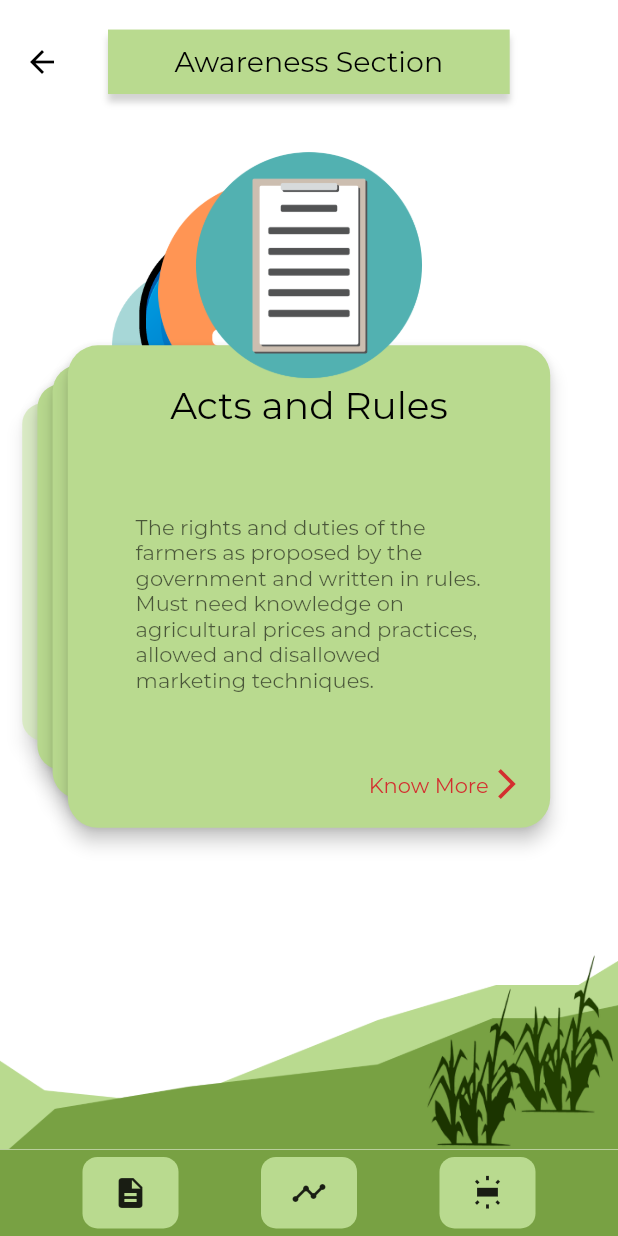
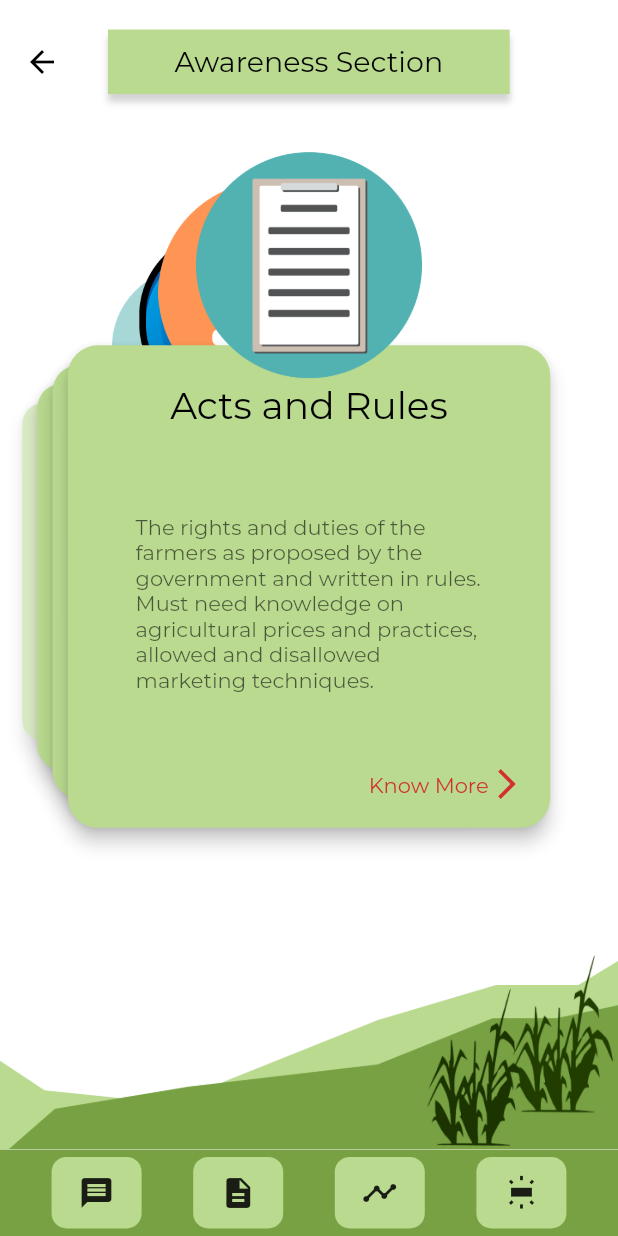
Before and after one commit to ik159/KrishiKadam, a Flutter app: the ActsnRules screen opened directly, after a tap on the "description" icon, on a phone screen of 412 x 824 dp. Run offline on Flutter 3.47's test engine with Material 2 defaults, Android fonts, the phone set to English and light mode, and no system bars; our stand-ins replace cloud_firestore, firebase_auth, firebase_core, flutter_swiper, google_fonts; missing offline and left inert: folding_cell; accounts and stored records are empty; statements that could not run were skipped.

Commit message:
newsfeed.dart added

```diff
--- a/lib/components/Home.dart
+++ b/lib/components/Home.dart
@@ -1,6 +1,7 @@
 import 'package:flutter/material.dart';
 import 'package:google_fonts/google_fonts.dart';
 import 'package:folding_cell/folding_cell.dart';
+import 'package:krishikadam/components/NewsFeed.dart';
 import 'Awareness_Section.dart';
 import 'Predictive_Analysis.dart';
 import 'profile_page.dart';
@@ -186,7 +187,7 @@ class HomePage extends StatelessWidget {
               onPressed: () {
                 Navigator.push(
                   context,
-                  MaterialPageRoute(builder: (context) => ProfilePage()),
+                  MaterialPageRoute(builder: (context) => NewsFeed()),
                 );
               },
               icon: Icon(
--- /dev/null
+++ b/lib/components/NewsFeed.dart
@@ -0,0 +1,302 @@
+import 'package:cloud_firestore/cloud_firestore.dart';
+import 'package:firebase_auth/firebase_auth.dart';
+import 'package:flutter/material.dart';
+import 'package:google_fonts/google_fonts.dart';
+import 'package:intl/intl.dart';
+import 'package:krishikadam/components/Home.dart';
+import 'package:krishikadam/components/bottom_nav.dart';
+
+class NewsFeed extends StatefulWidget {
+  @override
+  _NewsFeedState createState() => _NewsFeedState();
+}
+
+class _NewsFeedState extends State<NewsFeed> {
+  final formKey = new GlobalKey<FormState>();
+
+  String _description;
+  String name;
+  String city;
+  bool validateAndSave() {
+    final form = formKey.currentState;
+    if (form.validate()) {
+      form.save();
+
+      return true;
+    }
+    return false;
+  }
+
+  void validateAndSubmit() async {
+    if (validateAndSave()) {
+      try {
+        String datenow = new DateTime.now().toString();
+        CollectionReference feed =
+            FirebaseFirestore.instance.collection('feed');
+
+        feed.doc(name + datenow).set({
+          'Name': name,
+          'Description': _description,
+          'CreatedAt': new DateTime.now(),
+          'City': city,
+        });
+      } catch (e) {
+        print(e.message);
+      }
+      getFeed();
+      formKey.currentState.reset();
+      FocusScopeNode currentFocus = FocusScope.of(context);
+
+      if (!currentFocus.hasPrimaryFocus) {
+        currentFocus.unfocus();
+      }
+    }
+  }
+
+  @override
+  void initState() {
+    super.initState();
+    getCurrentUser();
+    getFeed();
+  }
+
+  List data;
+  bool dataPresent = false;
+  Future<void> getFeed() {
+    FirebaseFirestore.instance.collection('feed').get().then((myDocuments) {
+      print("${myDocuments.docs}");
+      print("${myDocuments.docs.length}");
+      setState(() {
+        data = myDocuments.docs.toList();
+        dataPresent = true;
+      });
+      print(data[0]["name"]);
+    });
+  }
+
+  Future<void> getCurrentUser() async {
+    final User user = FirebaseAuth.instance.currentUser;
+    final uid = user.uid;
+    FirebaseFirestore.instance
+        .collection('userdata')
+        .doc(uid)
+        .get()
+        .then((DocumentSnapshot documentSnapshot) {
+      if (documentSnapshot.exists) {
+        setState(() {
+          name = documentSnapshot.data()["name"];
+          city = documentSnapshot.data()["city"];
+        });
+      } else {
+        print('Document does not exist on the database');
+      }
+    });
+    print(uid);
+  }
+
+  double height, width;
+
+  @override
+  Widget build(BuildContext context) {
+    width = MediaQuery.of(context).size.width;
+    height = MediaQuery.of(context).size.height;
+    return Scaffold(
+      backgroundColor: Colors.white,
+      appBar: AppBar(
+        toolbarHeight: height * 0.1,
+        backgroundColor: Colors.white,
+        elevation: 0.0,
+        title: Container(
+          width: width * 0.65,
+          child: Center(
+            child: Text(
+              "News Feed",
+              style: GoogleFonts.montserrat(
+                fontSize: 19,
+                color: Colors.black,
+              ),
+            ),
+          ),
+          decoration: BoxDecoration(
+            color: Color(0xFFB9DA8F), //0xFFB9DA8F
+            boxShadow: [
+              BoxShadow(
+                  color: Colors.grey.withOpacity(0.45),
+                  blurRadius: 3,
+                  offset: Offset(0, 5)),
+            ],
+          ),
+          padding: EdgeInsets.symmetric(horizontal: 25, vertical: 10),
+        ),
+        leading: Padding(
+          padding: const EdgeInsets.all(8.0),
+          child: IconButton(
+            icon: Icon(
+              Icons.arrow_back,
+              color: Colors.black,
+            ),
+            onPressed: () {
+              Navigator.push(
+                  context, MaterialPageRoute(builder: (context) => HomePage()));
+            },
+          ),
+        ),
+      ),
+      body: Container(
+        child: Column(
+          children: [
+            Container(
+              padding:
+                  EdgeInsets.symmetric(horizontal: width * 0.08, vertical: 10),
+              child: Form(
+                key: formKey,
+                child: TextFormField(
+                  cursorColor: Color(0xFF78A143),
+                  decoration: InputDecoration(
+                      suffixIcon: IconButton(
+                        icon: Icon(
+                          Icons.send,
+                          color: Color(0xFF78A143),
+                        ),
+                        onPressed: () {
+                          validateAndSubmit();
+                        },
+                      ),
+                      labelText: 'Whats on your mind',
+                      labelStyle: TextStyle(
+                        color: Color(0xFF78A143),
+                      ),
+                      focusedBorder: UnderlineInputBorder(
+                          borderSide: BorderSide(color: Color(0xFF78A143)))),
+                  validator: (value) =>
+                      value.isEmpty ? 'cannot be empty.' : null,
+                  onSaved: (value) => _description = value,
+                ),
+              ),
+            ),
+            dataPresent == true
+                ? Expanded(
+                    child: ListView.builder(
+                        itemCount: data.length,
+                        itemBuilder: (context, index) {
+                          return Container(
+                            decoration: BoxDecoration(
+                              borderRadius: BorderRadius.circular(10.0),
+                              color: Colors.white,
+                              boxShadow: [
+                                BoxShadow(
+                                  color: Colors.grey,
+                                  blurRadius: 2.0,
+                                  spreadRadius: 0.0,
+                                  offset: Offset(2.0,
+                                      2.0), // shadow direction: bottom right
+                                )
+                              ],
+                            ),
+                            margin: EdgeInsets.symmetric(
+                                horizontal: width * 0.05, vertical: 10),
+                            child: Column(
+                              crossAxisAlignment: CrossAxisAlignment.start,
+                              children: <Widget>[
+                                Container(
+                                  decoration: BoxDecoration(
+                                    color: Color(0xFFB9DA8F),
+                                    borderRadius: BorderRadius.only(
+                                      topLeft: Radius.circular(10),
+                                      topRight: Radius.circular(10),
+                                    ),
+                                  ),
+                                  child: Row(
+                                    mainAxisAlignment:
+                                        MainAxisAlignment.spaceBetween,
+                                    children: [
+                                      Container(
+                                        margin: EdgeInsets.symmetric(
+                                            vertical: 4, horizontal: 8),
+                                        child: ClipOval(
+                                          child: Image.network(
+                                            'https://moonvillageassociation.org/wp-content/uploads/2018/06/default-profile-picture1.jpg',
+                                            width: width * 0.1,
+                                            fit: BoxFit.cover,
+                                          ),
+                                        ),
+                                        decoration: BoxDecoration(
+                                            shape: BoxShape.circle,
+                                            border: Border.all(
+                                                color: Colors.black,
+                                                width: 2.0)),
+                                      ),
+                                      Expanded(
+                                        flex: 4,
+                                        child: Column(
+                                          mainAxisAlignment:
+                                              MainAxisAlignment.start,
+                                          crossAxisAlignment:
+                                              CrossAxisAlignment.start,
+                                          children: [
+                                            Text(
+                                              data[data.length - index - 1]
+                                                  ["Name"],
+                                              style: TextStyle(
+                                                fontSize: 16,
+                                                fontWeight: FontWeight.bold,
+                                              ),
+                                            ),
+                                            Text(
+                                              "🌎 " +
+                                                  data[data.length - index - 1]
+                                                      ["City"] + " ⌚ " +
+                                                  DateFormat.yMMMd()
+                                                      .add_jm()
+                                                      .format(data[data.length -
+                                                              index -
+                                                              1]["CreatedAt"]
+                                                          .toDate()),
+                                              style: TextStyle(
+                                                fontSize: 10,
+                                              ),
+                                            ),
+                                          ],
+                                        ),
+                                      )
+                                    ],
+                                  ),
+                                ),
+                                Container(
+                                  margin: EdgeInsets.symmetric(
+                                      vertical: 4, horizontal: 8),
+                                  decoration: BoxDecoration(
+                                    borderRadius: BorderRadius.only(
+                                      bottomLeft: Radius.circular(10),
+                                      bottomRight: Radius.circular(10),
+                                    ),
+                                  ),
+                                  child: Text(
+                                    data[data.length - index - 1]
+                                        ["Description"],
+                                    style: TextStyle(
+                                      fontSize: 20,
+                                    ),
+                                  ),
+                                )
+                              ],
+                            ),
+                          );
+                        }),
+                  )
+                : Center(
+                    child: CircularProgressIndicator(
+                      valueColor:
+                          new AlwaysStoppedAnimation<Color>(Color(0xFF78A143)),
+                    ),
+                  ),
+          ],
+        ),
+      ),
+      bottomNavigationBar: BottomNav(
+        height: height,
+        width: width,
+      ),
+    );
+  }
+}
--- a/lib/components/bottom_nav.dart
+++ b/lib/components/bottom_nav.dart
@@ -1,4 +1,5 @@
 import 'package:flutter/material.dart';
+import 'package:krishikadam/components/NewsFeed.dart';
 import './Awareness_Section.dart';
 import './Predictive_Analysis.dart';
 import 'Predictive_Analysis.dart';
@@ -39,11 +40,26 @@ class _BottomNavState extends State<BottomNav> {
             child: Row(
               mainAxisAlignment: MainAxisAlignment.spaceEvenly,
               children: <Widget>[
-                GestureDetector(
-                  onTap: null,
-                  child: Container(
+                Container(
                   margin: const EdgeInsets.symmetric(vertical: 5.0),
-                    padding: const EdgeInsets.symmetric(horizontal: 8.0),
+                  padding: const EdgeInsets.symmetric(horizontal: 6.0),
+                  decoration: BoxDecoration(
+                      color: Color(0xFFB9DA8F),
+                      borderRadius: BorderRadius.circular(10)),
+                  child: IconButton(
+                    icon: Icon(Icons.message),
+                    onPressed: () {
+                       Navigator.push(
+                          context,
+                          MaterialPageRoute(
+                              builder: (context) => NewsFeed()),
+                        );
+                    },
+                  ),
+                ),
+                Container(
+                  margin: const EdgeInsets.symmetric(vertical: 5.0),
+                  padding: const EdgeInsets.symmetric(horizontal: 6.0),
                   decoration: BoxDecoration(
                       color: Color(0xFFB9DA8F),
                       borderRadius: BorderRadius.circular(10)),
@@ -60,10 +76,9 @@ class _BottomNavState extends State<BottomNav> {
                     },
                   ),
                 ),
-                ),
                 Container(
                   margin: const EdgeInsets.symmetric(vertical: 5.0),
-                  padding: const EdgeInsets.symmetric(horizontal: 8.0),
+                  padding: const EdgeInsets.symmetric(horizontal: 6.0),
                   decoration: BoxDecoration(
                       color: Color(0xFFB9DA8F),
                       borderRadius: BorderRadius.circular(10)),
@@ -80,7 +95,7 @@ class _BottomNavState extends State<BottomNav> {
                 ),
                 Container(
                   margin: const EdgeInsets.symmetric(vertical: 5.0),
-                  padding: const EdgeInsets.symmetric(horizontal: 8.0),
+                  padding: const EdgeInsets.symmetric(horizontal: 6.0),
                   decoration: BoxDecoration(
                       color: Color(0xFFB9DA8F),
                       borderRadius: BorderRadius.circular(10)),
--- a/pubspec.yaml
+++ b/pubspec.yaml
@@ -31,6 +31,7 @@ dependencies:
   custom_switch: 0.0.1
   google_fonts: ^1.1.1
   folding_cell: "^0.1.0"
+  intl:
 
   # The following adds the Cupertino Icons font to your application.
   # Use with the CupertinoIcons class for iOS style icons.
```
Also changed, not shown: pubspec.lock. Lines whose indentation alone changed are shown as unchanged.
